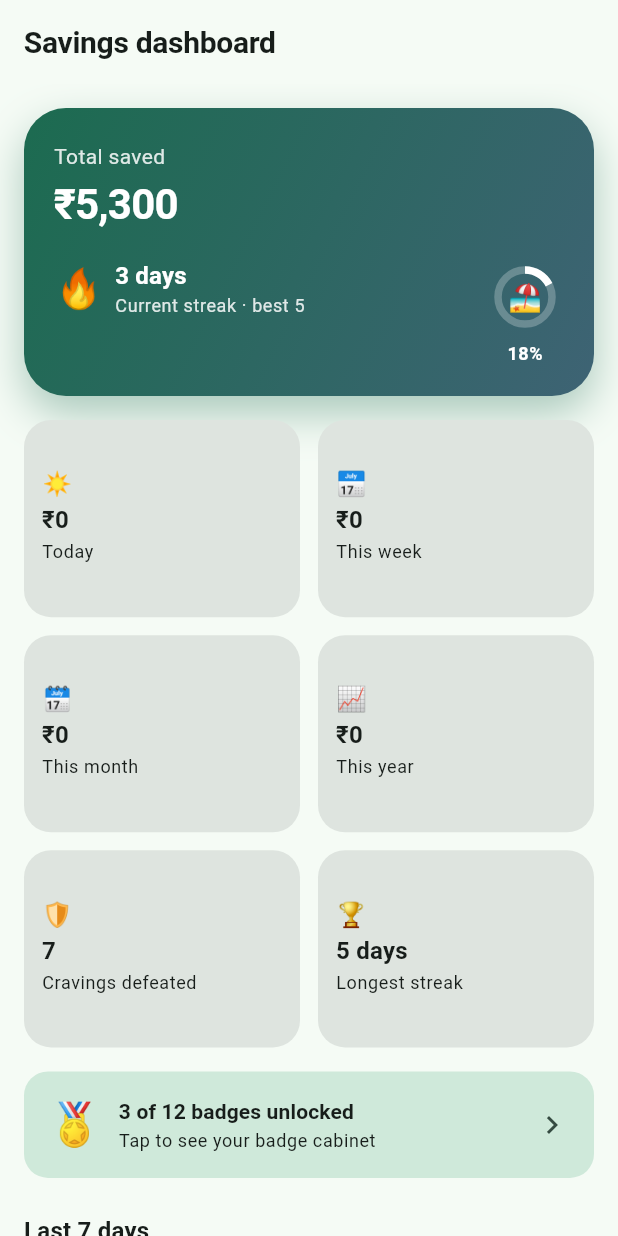
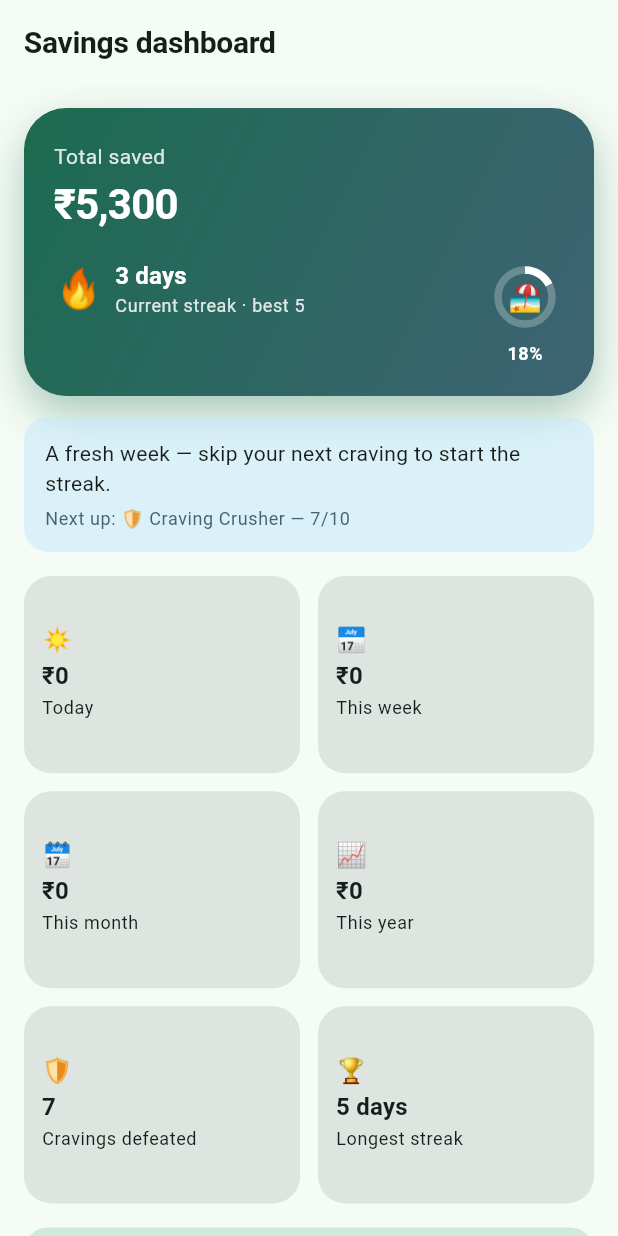
Before and after one commit to baseer-ind/spendzero, a Flutter app: the DashboardScreen screen opened by its route, on a phone screen of 412 x 824 dp. Run offline on Flutter 3.47's test engine with Material 3 defaults, Android fonts, the phone set to English and light mode, and no system bars; our stand-ins replace flutter_riverpod, go_router, shared_preferences; accounts and stored records are empty.

Commit message:
Add momentum/story banner to dashboard: weekly trend + next achievement

```diff
--- a/spendzero/mobile/lib/features/dashboard/presentation/dashboard_screen.dart
+++ b/spendzero/mobile/lib/features/dashboard/presentation/dashboard_screen.dart
@@ -145,6 +145,14 @@ class _DashboardBody extends StatelessWidget {
           totalPaise: stats.totalAmountNotSpentPaise,
           currentStreakDays: stats.currentStreakDays,
           longestStreakDays: stats.longestStreakDays,
+          topDream: topDream,
+        ),
+        const SizedBox(height: 14),
+        _MomentumStory(
+          thisWeekPaise: _sumSince(weekStart),
+          lastWeekPaise: _sumSince(weekStart.subtract(const Duration(days: 7))) -
+              _sumSince(weekStart),
+          stats: stats,
           topDream: topDream,
         ),
         const SizedBox(height: 16),
@@ -373,6 +381,69 @@ class _HeroHeader extends StatelessWidget {
                 ),
             ],
           ),
+        ],
+      ),
+    );
+  }
+}
+
+/// The narrative line: turns raw stats into "here's how far you've come
+/// and what's next" so the dashboard reads as a story, not a spreadsheet.
+class _MomentumStory extends StatelessWidget {
+  const _MomentumStory({
+    required this.thisWeekPaise,
+    required this.lastWeekPaise,
+    required this.stats,
+    required this.topDream,
+  });
+
+  final int thisWeekPaise;
+  final int lastWeekPaise;
+  final dynamic stats;
+  final SavingsGoal? topDream;
+
+  @override
+  Widget build(BuildContext context) {
+    final colors = Theme.of(context).colorScheme;
+    final nextAchievement = allAchievements.firstWhere(
+      (a) => !a.isUnlocked(stats),
+      orElse: () => allAchievements.last,
+    );
+    final allUnlocked = allAchievements.every((a) => a.isUnlocked(stats));
+
+    String headline;
+    if (thisWeekPaise > 0 && lastWeekPaise > 0 && thisWeekPaise > lastWeekPaise) {
+      final times = (thisWeekPaise / lastWeekPaise).toStringAsFixed(1);
+      headline = "You've saved ${times}x more this week than last — keep the momentum.";
+    } else if (thisWeekPaise > 0) {
+      headline = topDream != null
+          ? "Every save this week moved you closer to ${topDream!.title}."
+          : "You've saved ${formatPaise(thisWeekPaise)} this week. Nice discipline.";
+    } else {
+      headline = "A fresh week — skip your next craving to start the streak.";
+    }
+
+    return Container(
+      padding: const EdgeInsets.all(14),
+      decoration: BoxDecoration(
+        color: colors.tertiaryContainer.withOpacity(0.5),
+        borderRadius: BorderRadius.circular(16),
+      ),
+      child: Column(
+        crossAxisAlignment: CrossAxisAlignment.start,
+        children: [
+          Text(headline, style: Theme.of(context).textTheme.bodyMedium),
+          if (!allUnlocked) ...[
+            const SizedBox(height: 6),
+            Text(
+              'Next up: ${nextAchievement.emoji} ${nextAchievement.title} — '
+              '${nextAchievement.progressLabel(stats)}',
+              style: Theme.of(context)
+                  .textTheme
+                  .bodySmall
+                  ?.copyWith(color: colors.onTertiaryContainer.withOpacity(0.85)),
+            ),
+          ],
         ],
       ),
     );
```
